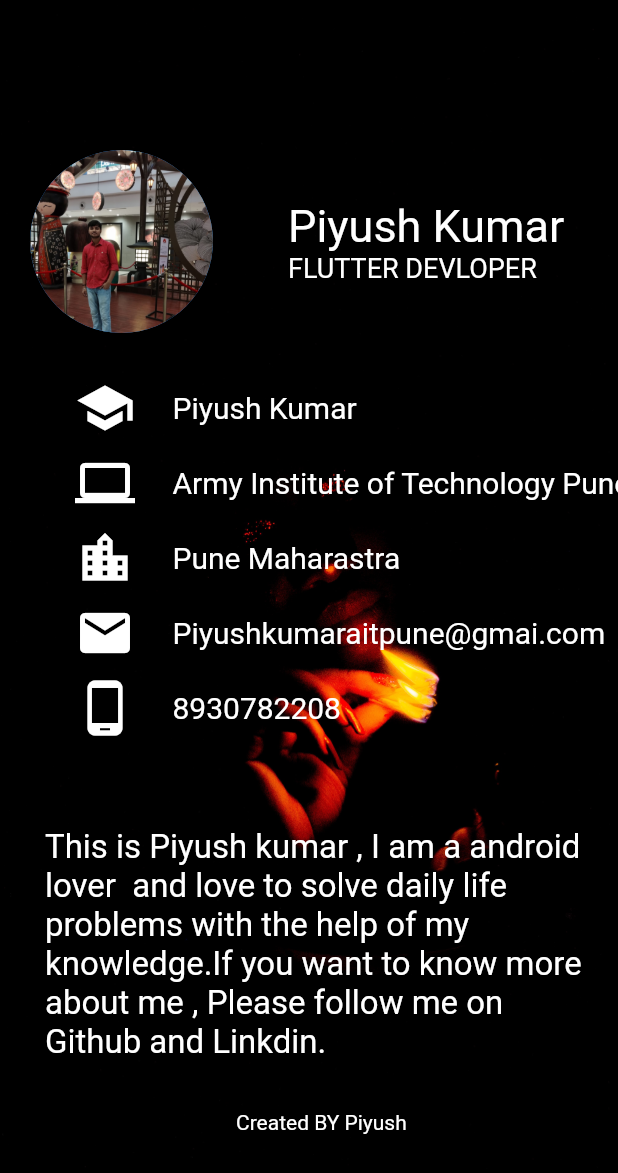
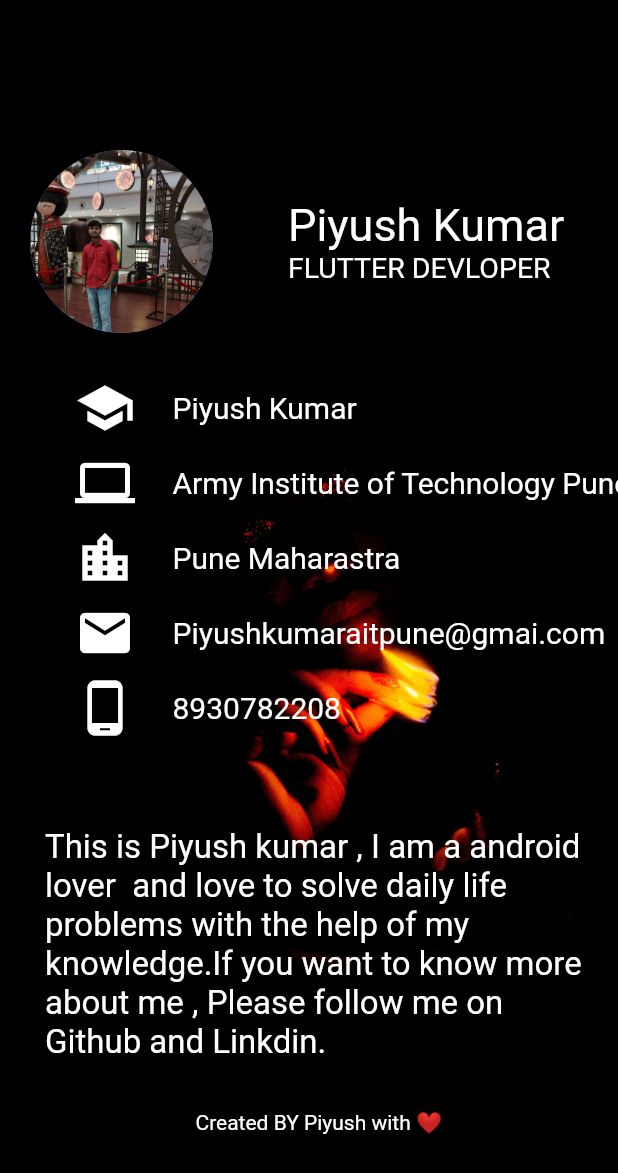
Before and after one commit to piyushkumar12111111/PERSONAL-PORTHFOLIO-APPLICATION-, a Flutter app: the screen it shows after launch, on a phone screen of 412 x 824 dp. Shown: the top 1173 px of the screen. Run offline on Flutter 3.47's test engine with Material 2 defaults, Android fonts, the phone set to English and light mode, and no system bars.

Commit message:
Home Screen Production

```diff
--- a/lib/main.dart
+++ b/lib/main.dart
@@ -51,7 +51,7 @@ class HOME extends StatelessWidget {
                       Text(
                         'FLUTTER DEVLOPER',
                         style: TextStyle(
-                          fontSize: 18.0,
+                          fontSize: 19.0,
                           color: Colors.white,
                         ),
                       ),
@@ -198,7 +198,7 @@ class HOME extends StatelessWidget {
                 height: 22,
               ),
               Text(
-                'Created BY Piyush ',
+                'Created BY Piyush with ❤️  ',
                 style: TextStyle(color: Colors.white),
               ),
             ],
```
